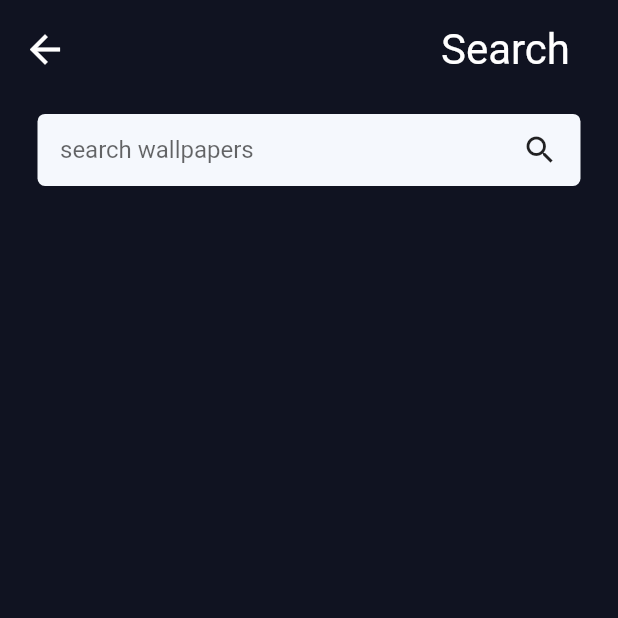
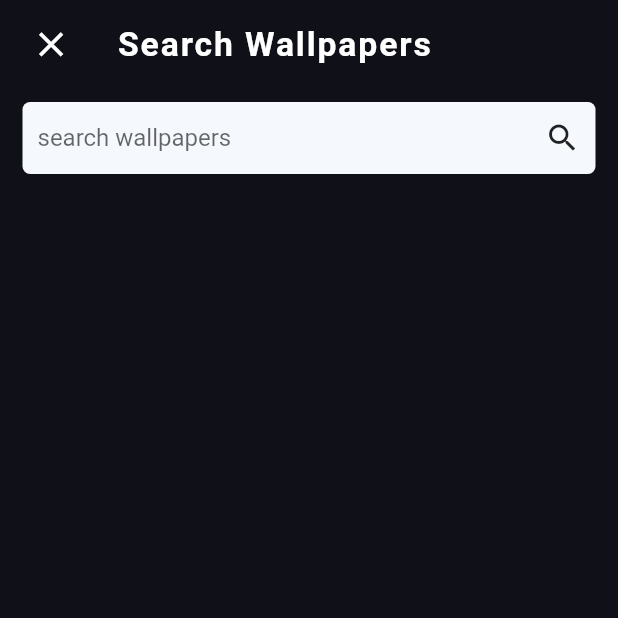
Before and after one commit to mrdm026M/WallDrop, a Flutter app: the screen it shows after launch, item 2 of the bottom bar chosen, after a tap on the "search" icon, on a phone screen of 412 x 824 dp, the top half of it. Run offline on Flutter 3.47's test engine with Material 2 defaults, Android fonts, the light colour scheme and no system bars; our stand-ins replace cached_network_image, dio, hexcolor, image_gallery_saver, permission_handler; network calls fail; statements that could not run were skipped.

Commit message:
updated search screen

```diff
--- a/lib/Screen/Category.dart
+++ b/lib/Screen/Category.dart
@@ -65,7 +65,7 @@ class _CategoryState extends State<Category> {
                               color: Colors.white,
                               fontSize: 22.5,
                               fontWeight: FontWeight.w600,
-                              letterSpacing: 1.5,
+                              letterSpacing: 1.25,
                             ),
                           ),
                         ),
--- a/lib/Screen/CategoryScreen.dart
+++ b/lib/Screen/CategoryScreen.dart
@@ -31,7 +31,10 @@ class _CategoryScreenState extends State<CategoryScreen> {
             children: <Widget>[
               Container(
                 width: double.infinity,
-                padding: EdgeInsets.symmetric(vertical: 5.0, horizontal: 15.0),
+                padding: EdgeInsets.symmetric(
+                  vertical: 5.0,
+                  horizontal: 15.0,
+                ),
                 child: Row(
                   mainAxisAlignment: MainAxisAlignment.spaceBetween,
                   children: [
@@ -43,7 +46,7 @@ class _CategoryScreenState extends State<CategoryScreen> {
                             color: Colors.white,
                             fontSize: 22.5,
                             fontWeight: FontWeight.w600,
-                            letterSpacing: 1.5,
+                            letterSpacing: 1.25,
                           ),
                         ),
                       ),
@@ -141,7 +144,7 @@ class CategoryTile extends StatelessWidget {
                     color: Colors.white,
                     fontSize: 22.5,
                     fontWeight: FontWeight.w600,
-                    letterSpacing: 1.5,
+                    letterSpacing: 1.25,
                   ),
                 ),
               ),
--- a/lib/Screen/HomeScreen.dart
+++ b/lib/Screen/HomeScreen.dart
@@ -55,8 +55,10 @@ class _HomeScreenState extends State<HomeScreen> {
                 Container(
                   color: HexColor("#101118"),
                   width: double.infinity,
-                  padding:
-                      EdgeInsets.symmetric(vertical: 5.0, horizontal: 15.0),
+                  padding: EdgeInsets.symmetric(
+                    vertical: 5.0,
+                    horizontal: 15.0,
+                  ),
                   child: Row(
                     mainAxisAlignment: MainAxisAlignment.spaceBetween,
                     children: [
@@ -68,7 +70,7 @@ class _HomeScreenState extends State<HomeScreen> {
                               color: Colors.white,
                               fontSize: 22.5,
                               fontWeight: FontWeight.w600,
-                              letterSpacing: 1.5,
+                              letterSpacing: 1.25,
                             ),
                           ),
                         ),
--- a/lib/Screen/SearchScreen.dart
+++ b/lib/Screen/SearchScreen.dart
@@ -49,26 +49,30 @@ class _SearchScreenState extends State<SearchScreen> {
   @override
   Widget build(BuildContext context) {
     return Scaffold(
-        backgroundColor: HexColor("#101321"),
+        backgroundColor: HexColor("#101118"),
         body: SingleChildScrollView(
           child: SafeArea(
             child: Container(
               child: Column(
                 children: <Widget>[
                   Container(
+                    color: HexColor("#101118"),
                     width: double.infinity,
-                    height: MediaQuery.of(context).size.height * 0.08,
+                    padding: EdgeInsets.symmetric(
+                      vertical: 5.0,
+                      horizontal: 10.0,
+                    ),
+                    // height: MediaQuery.of(context).size.height * 0.08,
                     child: Row(
-                      mainAxisAlignment: MainAxisAlignment.spaceBetween,
+                      mainAxisAlignment: MainAxisAlignment.start,
                       children: <Widget>[
                         Center(
                           child: Container(
-                            width: 60.0,
-                            height: 50.0,
+                            alignment: Alignment.center,
                             child: IconButton(
                               icon: Icon(
-                                Icons.arrow_back,
-                                size: 30.0,
+                                Icons.close,
+                                size: 27.5,
                                 color: Colors.white,
                               ),
                               onPressed: () {
@@ -82,16 +86,18 @@ class _SearchScreenState extends State<SearchScreen> {
                             ),
                           ),
                         ),
+                        SizedBox(
+                          width: 20.0,
+                        ),
                         Container(
-                          width: 150.0,
-                          height: 50.0,
                           child: Center(
                             child: Text(
-                              "Search",
+                              "Search Wallpapers",
                               style: TextStyle(
                                 color: Colors.white,
-                                fontSize: 28.0,
-                                fontWeight: FontWeight.w400,
+                                fontSize: 22.5,
+                                fontWeight: FontWeight.w600,
+                                letterSpacing: 1.25,
                               ),
                             ),
                           ),
@@ -101,19 +107,21 @@ class _SearchScreenState extends State<SearchScreen> {
                   ),
                   Container(
                     decoration: BoxDecoration(
-                        color: Color(0xfff5f8fd),
-                        borderRadius: BorderRadius.circular(5.0)),
-                    padding: EdgeInsets.symmetric(horizontal: 15.0),
+                      color: Color(0xfff5f8fd),
+                      borderRadius: BorderRadius.circular(5.0),
+                    ),
+                    padding: EdgeInsets.symmetric(horizontal: 10.0),
                     margin:
-                        EdgeInsets.symmetric(horizontal: 25.0, vertical: 10.0),
+                        EdgeInsets.symmetric(horizontal: 15.0, vertical: 10.0),
                     child: Row(
                       children: <Widget>[
                         Expanded(
                           child: TextField(
                             controller: searchController,
                             decoration: InputDecoration(
-                                hintText: "search wallpapers",
-                                border: InputBorder.none),
+                              hintText: "search wallpapers",
+                              border: InputBorder.none,
+                            ),
                           ),
                         ),
                         GestureDetector(
```
